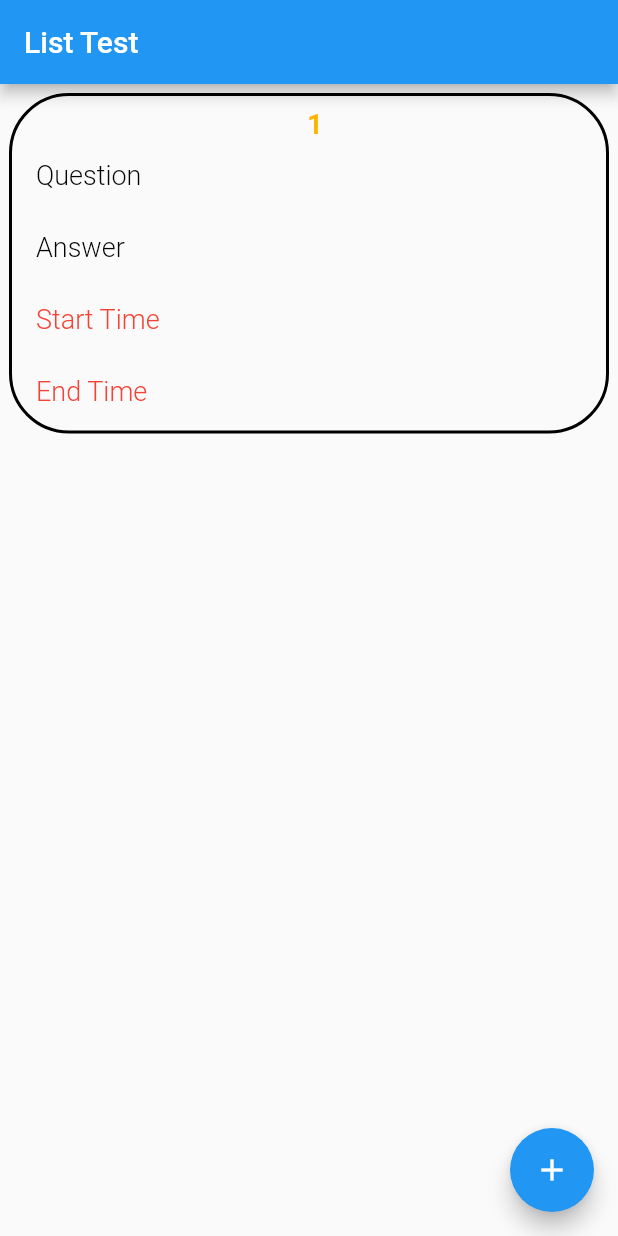
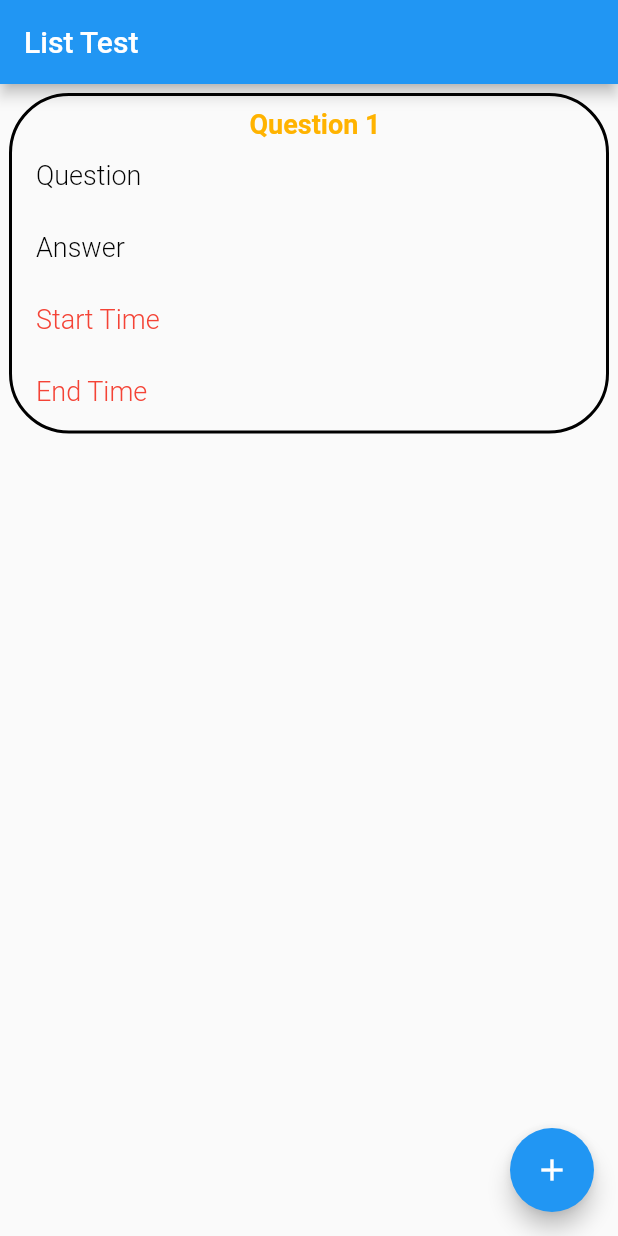
Before and after one commit to villegas-abva/admin.avspanish, a Flutter app: the screen it shows after launch, after a tap on the "add" icon, on a phone screen of 412 x 824 dp. Run offline on Flutter 3.47's test engine with Material 2 defaults, Android fonts, the phone set to English and light mode, and no system bars; our stand-ins replace cloud_firestore, firebase_core, google_fonts; accounts and stored records are empty.

Commit message:
commit 8
fields are being added to the Lists

```diff
--- a/lib/list_test.dart
+++ b/lib/list_test.dart
@@ -1,24 +1,31 @@
+import 'package:av_spanish/services/quiz_functions.dart';
 import 'package:av_spanish/widgets/quiz/add/containers/add_question_mc_container.dart';
 import 'package:av_spanish/widgets/quiz/add/containers/add_question_tf_cr_container.dart';
 import 'package:flutter/material.dart';
+import 'package:provider/provider.dart';
+import 'package:provider/provider.dart';
 
 class ListTest extends StatelessWidget {
   List<String> questionNumber = [
-    '1',
-    // '2',
-    // '3 ',
-    // '4',
-    // '5',
-    // '6',
-    // '7',
-    // '8',
-    // '9',
-    // '10'
+    'Question 1',
+    // 'Question 2',
+    // 'Question 3 ',
+    // 'Question 4',
+    // 'Question 5',
+    // 'Question 6',
+    // 'Question 7',
+    // 'Question 8',
+    // 'Question 9',
+    // 'Question 10'
   ];
   ListTest({Key? key}) : super(key: key);
 
+  QuizFunctions _quizFunctions = QuizFunctions();
+
   @override
   Widget build(BuildContext context) {
+    _quizFunctions = Provider.of<QuizFunctions>(context, listen: true);
+
     return Scaffold(
       appBar: AppBar(
         title: Text('List Test'),
@@ -31,11 +38,25 @@ class ListTest extends StatelessWidget {
         },
       ),
       floatingActionButton: FloatingActionButton(
-        child: Icon(Icons.add),
-        onPressed: () {
-          print('Quiz added!');
-        },
-      ),
+          child: Icon(Icons.add),
+          onPressed: () {
+            _quizFunctions.addQuestionFields(
+                question: _quizFunctions.question!,
+                answer: _quizFunctions.answer!,
+                startTime: _quizFunctions.startTime!,
+                endTime: _quizFunctions.endTime!);
+            print('Esta es la pregunta1: ${_quizFunctions.question}');
+            print(
+                ' Estas son todas las preguntas ${_quizFunctions.questionList}');
+            print(' ');
+            print('Esta es la respuesta 1: ${_quizFunctions.answer}');
+            print(
+                ' Estas son todas las respuestas ${_quizFunctions.answerList}');
+
+            // print('Esta es la respuesta1: ${_quizFunctions.answers}');1
+            // print('Esta es el start time: ${_quizFunctions.startTimes}');
+            // print('Esta es el end time: ${_quizFunctions.endTimes}');
+          }),
     );
   }
 }
--- a/lib/services/quiz_functions.dart
+++ b/lib/services/quiz_functions.dart
@@ -3,6 +3,18 @@ import 'package:cloud_firestore/cloud_firestore.dart';
 import 'package:flutter/material.dart';
 
 class QuizFunctions extends ChangeNotifier {
+  // lists
+  List<String>? questionList = [];
+  List<String>? answerList = [];
+  List<String>? startTimeList = [];
+  List<String>? endTimeList = [];
+
+  //Strings
+  String? question;
+  String? answer;
+  String? startTime;
+  String? endTime;
+
   // Document References
   final DocumentReference tfDocRefFinal = FirebaseFirestore.instance
       .collection(Database.kQuizzes)
@@ -32,6 +44,17 @@ class QuizFunctions extends ChangeNotifier {
     // });
   }
 
+  void addQuestionFields(
+      {required String question,
+      required String answer,
+      required String startTime,
+      required String endTime}) {
+    questionList?.add(question);
+    answerList?.add(answer);
+    startTimeList?.add(startTime);
+    endTimeList?.add(endTime);
+  }
+
   bool onCategoryPress(bool selected) {
     bool isSelected = !selected;
 
--- a/lib/shared/constants/constants.dart
+++ b/lib/shared/constants/constants.dart
@@ -6,6 +6,9 @@ class Constants {
 
   static const kQuestionText =
       TextStyle(fontSize: 18, fontWeight: FontWeight.w500);
+
+  static List<String> kIdListQuestionAnswer = ["id_Question", "id_Answer"];
+  static List<String> kIdListTime = ["id_StartTime", "id_EndTime"];
 
   static const kHeaderText =
       TextStyle(fontSize: 18, fontWeight: FontWeight.w700);
--- a/lib/widgets/quiz/add/containers/add_question_tf_cr_container.dart
+++ b/lib/widgets/quiz/add/containers/add_question_tf_cr_container.dart
@@ -3,17 +3,11 @@ import 'package:av_spanish/widgets/quiz/add/text_form_field/add_question_answer_
 import 'package:av_spanish/widgets/quiz/add/text_form_field/add_time_textform_field.dart';
 import 'package:flutter/material.dart';
 
-class AddQuestionTFCRContainer extends StatefulWidget {
+class AddQuestionTFCRContainer extends StatelessWidget {
   final String questionNumber;
   const AddQuestionTFCRContainer({Key? key, required this.questionNumber})
       : super(key: key);
 
-  @override
-  _AddQuestionTFCRContainerState createState() =>
-      _AddQuestionTFCRContainerState();
-}
-
-class _AddQuestionTFCRContainerState extends State<AddQuestionTFCRContainer> {
   @override
   Widget build(BuildContext context) {
     return Container(
@@ -28,17 +22,22 @@ class _AddQuestionTFCRContainerState extends State<AddQuestionTFCRContainer> {
           children: [
             //Question Number
             Text(
-              widget.questionNumber,
+              questionNumber,
               style: Constants.kHeaderText.copyWith(color: Colors.amber[600]),
             ),
             Column(
               children: [
                 //Question TextForm
-                AddQuestionAnswerTextFormField(hint: 'Question'),
-                AddQuestionAnswerTextFormField(hint: 'Answer'),
-                AddTimeTextFormField(hint: 'Start Time'),
-                AddTimeTextFormField(hint: 'End Time'),
-
+                AddQuestionAnswerTextFormField(
+                    hint: 'Question', id: Constants.kIdListQuestionAnswer[0]),
+                AddQuestionAnswerTextFormField(
+                    hint: 'Answer', id: Constants.kIdListQuestionAnswer[1]),
+                AddTimeTextFormField(
+                    hint: 'Start Time', id: Constants.kIdListTime[0]),
+                AddTimeTextFormField(
+                  hint: 'End Time',
+                  id: Constants.kIdListTime[1],
+                ),
                 //Options (V/F) Forms
               ],
             ),
--- a/lib/widgets/quiz/add/text_form_field/add_question_answer_textform_field.dart
+++ b/lib/widgets/quiz/add/text_form_field/add_question_answer_textform_field.dart
@@ -1,17 +1,35 @@
+import 'package:av_spanish/services/quiz_functions.dart';
 import 'package:av_spanish/shared/constants/constants.dart';
 import 'package:flutter/material.dart';
+import 'package:provider/provider.dart';
 
 class AddQuestionAnswerTextFormField extends StatelessWidget {
-  final String hint;
-  const AddQuestionAnswerTextFormField({
+  AddQuestionAnswerTextFormField({
     Key? key,
     required this.hint,
+    required this.id,
   }) : super(key: key);
+
+  final String hint;
+
+  final String id;
+
+  QuizFunctions _quizFunction = QuizFunctions();
+
+  TextEditingController controller = TextEditingController();
 
   @override
   Widget build(BuildContext context) {
+    _quizFunction = Provider.of<QuizFunctions>(context, listen: false);
     return TextFormField(
-      // controller: controller,
+      onChanged: (value) {
+        if (id == Constants.kIdListQuestionAnswer[0]) {
+          _quizFunction.question = controller.text;
+        } else {
+          _quizFunction.answer = controller.text;
+        }
+      },
+      controller: controller,
       style: Constants.kRegularText
           .copyWith(color: Colors.black87, fontWeight: FontWeight.w400),
       decoration: InputDecoration(
--- a/lib/widgets/quiz/add/text_form_field/add_time_textform_field.dart
+++ b/lib/widgets/quiz/add/text_form_field/add_time_textform_field.dart
@@ -1,16 +1,37 @@
+import 'package:av_spanish/services/quiz_functions.dart';
 import 'package:av_spanish/shared/constants/constants.dart';
+import 'package:flutter/foundation.dart';
 import 'package:flutter/material.dart';
+import 'package:provider/provider.dart';
 
 class AddTimeTextFormField extends StatelessWidget {
-  final String hint;
-  const AddTimeTextFormField({
+  AddTimeTextFormField({
     Key? key,
     required this.hint,
+    required this.id,
   }) : super(key: key);
+  final String hint;
+  final String id;
+  TextEditingController controller = TextEditingController();
+
+  QuizFunctions _quizFunctions = QuizFunctions();
 
   @override
   Widget build(BuildContext context) {
+    _quizFunctions = Provider.of<QuizFunctions>(context, listen: false);
+
     return TextFormField(
+      onChanged: (value) {
+        if (id == Constants.kIdListTime[0]) {
+          // _quizFunctions.startTimeList!.add(controller.text);
+          _quizFunctions.startTime = controller.text;
+        } else {
+          // _quizFunctions.endTimeList!.add(controller.text);
+
+          _quizFunctions.endTime = controller.text;
+        }
+      },
+      controller: controller,
       style: Constants.kRegularText
           .copyWith(color: Colors.red.shade800, fontWeight: FontWeight.w400),
       keyboardType: TextInputType.number,
```
Also changed, not shown: lib/pages/quiz/add_quiz/add_quiz_mc_page.dart (+0 -30 lines), lib/widgets/quiz/add/containers/add_question_mc_container.dart (+50 -50 lines).
